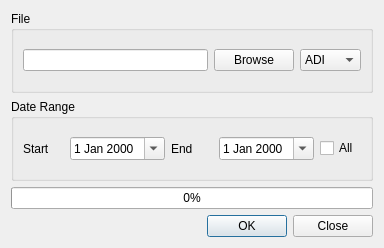
First picture: the form in ui/ExportDialog.ui, repository k5mcd/QLog, before the edit.
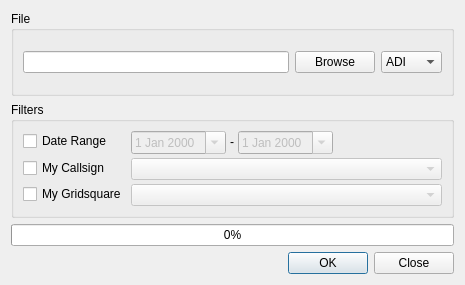
Second picture: the form after the edit. Icons and pictures are not drawn.

Commit message: Export: Added Filter; Improved export

The edit to the form file:
```diff
--- a/ui/ExportDialog.ui
+++ b/ui/ExportDialog.ui
@@ -6,105 +6,54 @@
    <rect>
     <x>0</x>
     <y>0</y>
-    <width>384</width>
-    <height>248</height>
+    <width>465</width>
+    <height>285</height>
    </rect>
   </property>
+  <property name="minimumSize">
+   <size>
+    <width>465</width>
+    <height>0</height>
+   </size>
+  </property>
   <property name="windowTitle">
    <string>Export Selected QSOs</string>
   </property>
   <property name="modal">
    <bool>true</bool>
   </property>
-  <layout class="QGridLayout" name="gridLayout_3">
-   <item row="1" column="0">
-    <widget class="QGroupBox" name="groupBox_2">
-     <property name="toolTip">
-      <string>Export only QSOs from the given period</string>
-     </property>
-     <property name="title">
-      <string>Date Range</string>
-     </property>
-     <layout class="QGridLayout" name="gridLayout_2">
-      <item row="0" column="0">
-       <widget class="QLabel" name="startDateLabel">
-        <property name="text">
-         <string>Start</string>
-        </property>
-       </widget>
-      </item>
-      <item row="0" column="1">
-       <widget class="QDateEdit" name="startDateEdit">
-        <property name="sizePolicy">
-         <sizepolicy hsizetype="Maximum" vsizetype="Fixed">
-          <horstretch>0</horstretch>
-          <verstretch>0</verstretch>
-         </sizepolicy>
-        </property>
-        <property name="focusPolicy">
-         <enum>Qt::ClickFocus</enum>
-        </property>
-        <property name="calendarPopup">
-         <bool>true</bool>
-        </property>
-       </widget>
-      </item>
-      <item row="0" column="2">
-       <widget class="QLabel" name="endDateLabel">
-        <property name="text">
-         <string>End</string>
-        </property>
-       </widget>
-      </item>
-      <item row="0" column="3">
-       <widget class="QDateEdit" name="endDateEdit">
-        <property name="sizePolicy">
-         <sizepolicy hsizetype="Maximum" vsizetype="Fixed">
-          <horstretch>0</horstretch>
-          <verstretch>0</verstretch>
-         </sizepolicy>
-        </property>
-        <property name="focusPolicy">
-         <enum>Qt::ClickFocus</enum>
-        </property>
-        <property name="calendarPopup">
-         <bool>true</bool>
-        </property>
-       </widget>
-      </item>
-      <item row="0" column="4">
-       <widget class="QCheckBox" name="allCheckBox">
-        <property name="text">
-         <string>All</string>
-        </property>
-       </widget>
-      </item>
-     </layout>
-    </widget>
-   </item>
-   <item row="4" column="0">
-    <widget class="QProgressBar" name="progressBar">
-     <property name="value">
-      <number>0</number>
-     </property>
-    </widget>
-   </item>
-   <item row="7" column="0">
-    <widget class="QDialogButtonBox" name="buttonBox">
-     <property name="orientation">
-      <enum>Qt::Horizontal</enum>
-     </property>
-     <property name="standardButtons">
-      <set>QDialogButtonBox::Close|QDialogButtonBox::Ok</set>
-     </property>
-    </widget>
-   </item>
-   <item row="0" column="0">
+  <layout class="QVBoxLayout" name="verticalLayout">
+   <item>
     <widget class="QGroupBox" name="groupBox">
      <property name="title">
       <string>File</string>
      </property>
      <layout class="QGridLayout" name="gridLayout">
+      <item row="0" column="2">
+       <widget class="QComboBox" name="typeSelect">
+        <property name="sizePolicy">
+         <sizepolicy hsizetype="Maximum" vsizetype="Fixed">
+          <horstretch>0</horstretch>
+          <verstretch>0</verstretch>
+         </sizepolicy>
+        </property>
+        <item>
+         <property name="text">
+          <string notr="true">ADI</string>
+         </property>
+        </item>
+        <item>
+         <property name="text">
+          <string>ADX</string>
+         </property>
+        </item>
+        <item>
+         <property name="text">
+          <string>JSON</string>
+         </property>
+        </item>
+       </widget>
+      </item>
       <item row="0" column="0">
        <widget class="QLineEdit" name="fileEdit">
         <property name="focusPolicy">
@@ -126,34 +75,162 @@
         </property>
        </widget>
       </item>
-      <item row="0" column="2">
-       <widget class="QComboBox" name="typeSelect">
+     </layout>
+    </widget>
+   </item>
+   <item>
+    <widget class="QGroupBox" name="filterGroup">
+     <property name="enabled">
+      <bool>true</bool>
+     </property>
+     <property name="toolTip">
+      <string>Export only QSOs from the given period</string>
+     </property>
+     <property name="title">
+      <string>Filters</string>
+     </property>
+     <layout class="QFormLayout" name="formLayout">
+      <property name="formAlignment">
+       <set>Qt::AlignLeading|Qt::AlignLeft|Qt::AlignVCenter</set>
+      </property>
+      <property name="horizontalSpacing">
+       <number>4</number>
+      </property>
+      <property name="verticalSpacing">
+       <number>4</number>
+      </property>
+      <item row="0" column="0">
+       <widget class="QCheckBox" name="dateRangeCheckBox">
         <property name="sizePolicy">
-         <sizepolicy hsizetype="Maximum" vsizetype="Fixed">
+         <sizepolicy hsizetype="Minimum" vsizetype="Maximum">
           <horstretch>0</horstretch>
           <verstretch>0</verstretch>
          </sizepolicy>
         </property>
+        <property name="text">
+         <string>Date Range</string>
+        </property>
+       </widget>
+      </item>
+      <item row="0" column="1">
+       <layout class="QHBoxLayout" name="horizontalLayout">
         <item>
-         <property name="text">
-          <string notr="true">ADI</string>
-         </property>
+         <widget class="QDateEdit" name="startDateEdit">
+          <property name="enabled">
+           <bool>false</bool>
+          </property>
+          <property name="sizePolicy">
+           <sizepolicy hsizetype="Maximum" vsizetype="Maximum">
+            <horstretch>0</horstretch>
+            <verstretch>0</verstretch>
+           </sizepolicy>
+          </property>
+          <property name="focusPolicy">
+           <enum>Qt::ClickFocus</enum>
+          </property>
+          <property name="calendarPopup">
+           <bool>true</bool>
+          </property>
+         </widget>
         </item>
         <item>
-         <property name="text">
-          <string>ADX</string>
-         </property>
+         <widget class="QLabel" name="endDateLabel">
+          <property name="sizePolicy">
+           <sizepolicy hsizetype="Preferred" vsizetype="Maximum">
+            <horstretch>0</horstretch>
+            <verstretch>0</verstretch>
+           </sizepolicy>
+          </property>
+          <property name="text">
+           <string notr="true">-</string>
+          </property>
+          <property name="alignment">
+           <set>Qt::AlignCenter</set>
+          </property>
+         </widget>
         </item>
         <item>
-         <property name="text">
-          <string>JSON</string>
-         </property>
+         <widget class="QDateEdit" name="endDateEdit">
+          <property name="enabled">
+           <bool>false</bool>
+          </property>
+          <property name="sizePolicy">
+           <sizepolicy hsizetype="Maximum" vsizetype="Maximum">
+            <horstretch>0</horstretch>
+            <verstretch>0</verstretch>
+           </sizepolicy>
+          </property>
+          <property name="focusPolicy">
+           <enum>Qt::ClickFocus</enum>
+          </property>
+          <property name="calendarPopup">
+           <bool>true</bool>
+          </property>
+         </widget>
         </item>
+        <item>
+         <spacer name="horizontalSpacer_2">
+          <property name="orientation">
+           <enum>Qt::Horizontal</enum>
+          </property>
+          <property name="sizeHint" stdset="0">
+           <size>
+            <width>40</width>
+            <height>20</height>
+           </size>
+          </property>
+         </spacer>
+        </item>
+       </layout>
+      </item>
+      <item row="1" column="0">
+       <widget class="QCheckBox" name="myCallsignCheckBox">
+        <property name="text">
+         <string>My Callsign</string>
+        </property>
+       </widget>
+      </item>
+      <item row="1" column="1">
+       <widget class="QComboBox" name="myCallsignComboBox">
+        <property name="enabled">
+         <bool>false</bool>
+        </property>
+       </widget>
+      </item>
+      <item row="2" column="1">
+       <widget class="QComboBox" name="myGridComboBox">
+        <property name="enabled">
+         <bool>false</bool>
+        </property>
+       </widget>
+      </item>
+      <item row="2" column="0">
+       <widget class="QCheckBox" name="myGridCheckBox">
+        <property name="text">
+         <string>My Gridsquare</string>
+        </property>
        </widget>
       </item>
      </layout>
     </widget>
    </item>
+   <item>
+    <widget class="QProgressBar" name="progressBar">
+     <property name="value">
+      <number>0</number>
+     </property>
+    </widget>
+   </item>
+   <item>
+    <widget class="QDialogButtonBox" name="buttonBox">
+     <property name="orientation">
+      <enum>Qt::Horizontal</enum>
+     </property>
+     <property name="standardButtons">
+      <set>QDialogButtonBox::Close|QDialogButtonBox::Ok</set>
+     </property>
+    </widget>
+   </item>
   </layout>
  </widget>
  <resources/>
```
Left out of the diff: 57 changed lines with no effect on the pictures. The commit also changes 8 other files.
